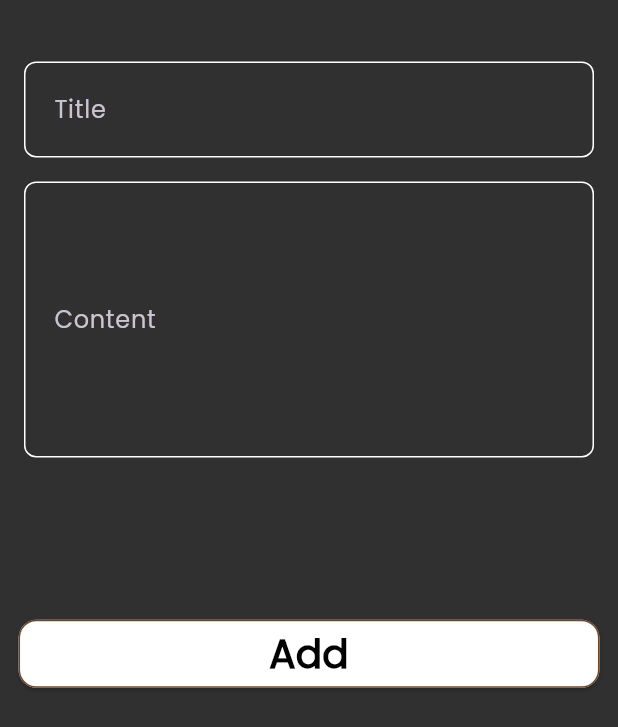
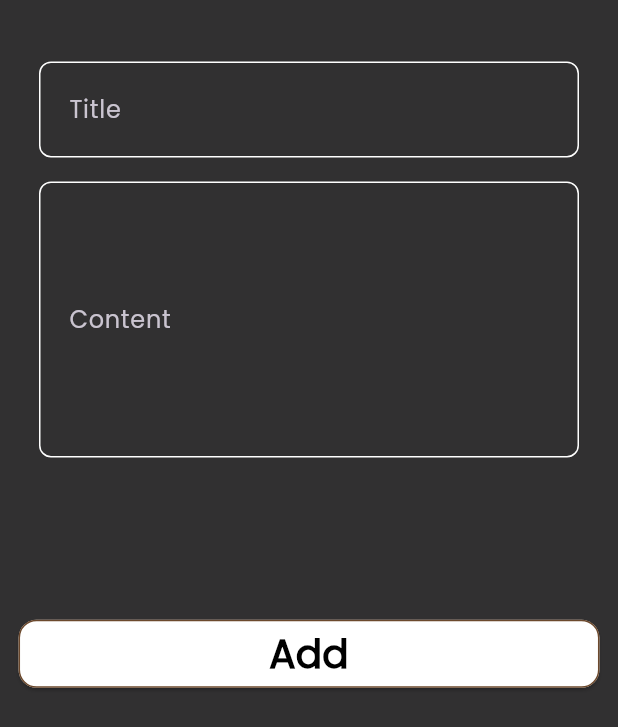
Before and after one commit to OmarGamalDev/notes-app, a Flutter app: the AddNoteBottomSheet widget shown alone on an empty page, opened directly, on a phone screen of 412 x 824 dp. Shown: the top 727 px of the screen. Run offline on Flutter 3.47's test engine with Material 3 defaults, Android fonts, the phone set to English and light mode, and no system bars; our stand-ins replace flutter_bloc, font_awesome_flutter, hive, hive_flutter; accounts and stored records are empty.

Commit message:
feat: reorganize cubit structure; move theme and add notes cubits to core theme directory and update imports

```diff
--- a/lib/core/shared_widgets/custom_text_form_field.dart
+++ b/lib/core/shared_widgets/custom_text_form_field.dart
@@ -1,7 +1,7 @@
 import 'package:flutter/material.dart';
 import 'package:flutter_bloc/flutter_bloc.dart';
 import 'package:notes_app/core/constants/app_colors.dart';
-import 'package:notes_app/features/notes/presentation/cubit/theme_cubit.dart';
+import 'package:notes_app/core/theme/theme_cubit.dart';
 
 class CustomTextFormField extends StatelessWidget {
   const CustomTextFormField({
--- /dev/null
+++ b/lib/features/notes/presentation/cubit/read notes/notes_state.dart
@@ -0,0 +1,6 @@
+part of 'notes_cubit.dart';
+
+@immutable
+sealed class NotesState {}
+
+final class NotesCubitInitial extends NotesState {}
--- a/lib/features/notes/presentation/views/widgets/add_note_bottom_sheet.dart
+++ b/lib/features/notes/presentation/views/widgets/add_note_bottom_sheet.dart
@@ -1,6 +1,6 @@
 import 'package:flutter/material.dart';
 import 'package:flutter_bloc/flutter_bloc.dart';
-import 'package:notes_app/features/notes/presentation/cubit/add_notes_cubit.dart';
+import 'package:notes_app/features/notes/presentation/cubit/add%20notes/add_notes_cubit.dart';
 import 'package:notes_app/features/notes/presentation/views/notes_view.dart';
 import 'package:notes_app/features/notes/presentation/views/widgets/add_note_form.dart';
 
@@ -24,7 +24,13 @@ class AddNoteBottomSheet extends StatelessWidget {
         builder: (context, state) {
           return AbsorbPointer(
               absorbing: state is AddNotesLoading ? true : false,
-              child: SingleChildScrollView(child: const AddNoteForm()));
+              child: Padding(
+                padding: EdgeInsets.only(
+                    left: 10,
+                    right: 10,
+                    bottom: MediaQuery.of(context).viewInsets.bottom),
+                child: SingleChildScrollView(child: const AddNoteForm()),
+              ));
         },
       ),
     );
--- a/lib/features/notes/presentation/views/widgets/add_note_form.dart
+++ b/lib/features/notes/presentation/views/widgets/add_note_form.dart
@@ -5,8 +5,8 @@ import 'package:notes_app/core/constants/app_styles.dart';
 import 'package:notes_app/core/shared_widgets/custom_button.dart';
 import 'package:notes_app/core/shared_widgets/custom_text_form_field.dart';
 import 'package:notes_app/features/notes/data/models/note_model.dart';
-import 'package:notes_app/features/notes/presentation/cubit/add_notes_cubit.dart';
-import 'package:notes_app/features/notes/presentation/cubit/theme_cubit.dart';
+import 'package:notes_app/features/notes/presentation/cubit/add%20notes/add_notes_cubit.dart';
+import 'package:notes_app/core/theme/theme_cubit.dart';
 
 class AddNoteForm extends StatefulWidget {
   const AddNoteForm({
--- a/lib/features/notes/presentation/views/widgets/custom_app_bar.dart
+++ b/lib/features/notes/presentation/views/widgets/custom_app_bar.dart
@@ -2,7 +2,7 @@ import 'package:flutter/material.dart';
 import 'package:flutter_bloc/flutter_bloc.dart';
 import 'package:notes_app/core/constants/app_colors.dart';
 import 'package:notes_app/core/constants/app_styles.dart';
-import 'package:notes_app/features/notes/presentation/cubit/theme_cubit.dart';
+import 'package:notes_app/core/theme/theme_cubit.dart';
 import 'package:notes_app/features/notes/presentation/views/widgets/custom_icon_button.dart';
 
 class CustomAppBar extends StatelessWidget {
--- a/lib/features/notes/presentation/views/widgets/custom_floating_action_button.dart
+++ b/lib/features/notes/presentation/views/widgets/custom_floating_action_button.dart
@@ -1,7 +1,7 @@
 import 'package:flutter/material.dart';
 import 'package:flutter_bloc/flutter_bloc.dart';
 import 'package:notes_app/core/constants/app_colors.dart';
-import 'package:notes_app/features/notes/presentation/cubit/theme_cubit.dart';
+import 'package:notes_app/core/theme/theme_cubit.dart';
 import 'package:notes_app/features/notes/presentation/views/widgets/add_note_bottom_sheet.dart';
 
 class CustomFloatingActionButton extends StatelessWidget {
@@ -27,6 +27,7 @@ class CustomFloatingActionButton extends StatelessWidget {
         shape: const CircleBorder(),
         onPressed: () {
           showModalBottomSheet(
+            isScrollControlled: true,
             context: context,
             builder: (context) {
               return const AddNoteBottomSheet();
--- a/lib/features/notes/presentation/views/widgets/custom_icon_button.dart
+++ b/lib/features/notes/presentation/views/widgets/custom_icon_button.dart
@@ -1,7 +1,7 @@
 import 'package:flutter/material.dart';
 import 'package:flutter_bloc/flutter_bloc.dart';
 import 'package:notes_app/core/constants/app_colors.dart';
-import 'package:notes_app/features/notes/presentation/cubit/theme_cubit.dart';
+import 'package:notes_app/core/theme/theme_cubit.dart';
 
 class CustomIconButton extends StatelessWidget {
   const CustomIconButton(
@@ -14,7 +14,7 @@ class CustomIconButton extends StatelessWidget {
       height: MediaQuery.of(context).size.height * .06,
       width: MediaQuery.of(context).size.width * .12,
       decoration: BoxDecoration(
-        color: context.read<ThemeCubit>().state == ThemeMode.dark
+        color: context.watch<ThemeCubit>().state == ThemeMode.dark
             ? AppColors.whiteColor.withValues(alpha: .05)
             : AppColors.blackColor.withValues(alpha: .05),
         borderRadius: BorderRadius.circular(16),
--- a/lib/features/notes/presentation/views/widgets/custom_note_item.dart
+++ b/lib/features/notes/presentation/views/widgets/custom_note_item.dart
@@ -3,7 +3,7 @@ import 'package:flutter_bloc/flutter_bloc.dart';
 import 'package:font_awesome_flutter/font_awesome_flutter.dart';
 import 'package:notes_app/core/constants/app_colors.dart' show AppColors;
 import 'package:notes_app/core/constants/app_styles.dart';
-import 'package:notes_app/features/notes/presentation/cubit/theme_cubit.dart';
+import 'package:notes_app/core/theme/theme_cubit.dart';
 import 'package:notes_app/features/notes/presentation/views/edit_note_view.dart';
 
 class CustomNoteItem extends StatelessWidget {
--- a/lib/main.dart
+++ b/lib/main.dart
@@ -3,7 +3,7 @@ import 'package:flutter_bloc/flutter_bloc.dart';
 import 'package:hive_flutter/adapters.dart';
 import 'package:notes_app/core/constants/routes.dart';
 import 'package:notes_app/features/notes/data/models/note_model.dart';
-import 'package:notes_app/features/notes/presentation/cubit/theme_cubit.dart';
+import 'package:notes_app/core/theme/theme_cubit.dart';
 import 'package:notes_app/features/splash/presentation/views/splash_view.dart';
 import 'package:notes_app/simple_bloc_observer.dart';
 
```
Also changed, not shown: lib/features/notes/presentation/cubit/read notes/notes_cubit.dart (added, +15 -0 lines), lib/features/notes/presentation/views/notes_view.dart (+8 -3 lines), lib/features/notes/presentation/views/widgets/notes_list_view.dart (+9 -1 lines), lib/core/theme/theme_cubit.dart (renamed from lib/features/notes/presentation/cubit/theme_cubit.dart), lib/features/notes/presentation/cubit/add notes/add_notes_cubit.dart (renamed from lib/features/notes/presentation/cubit/add_notes_cubit.dart), lib/features/notes/presentation/cubit/add notes/add_notes_state.dart (renamed from lib/features/notes/presentation/cubit/add_notes_state.dart).
